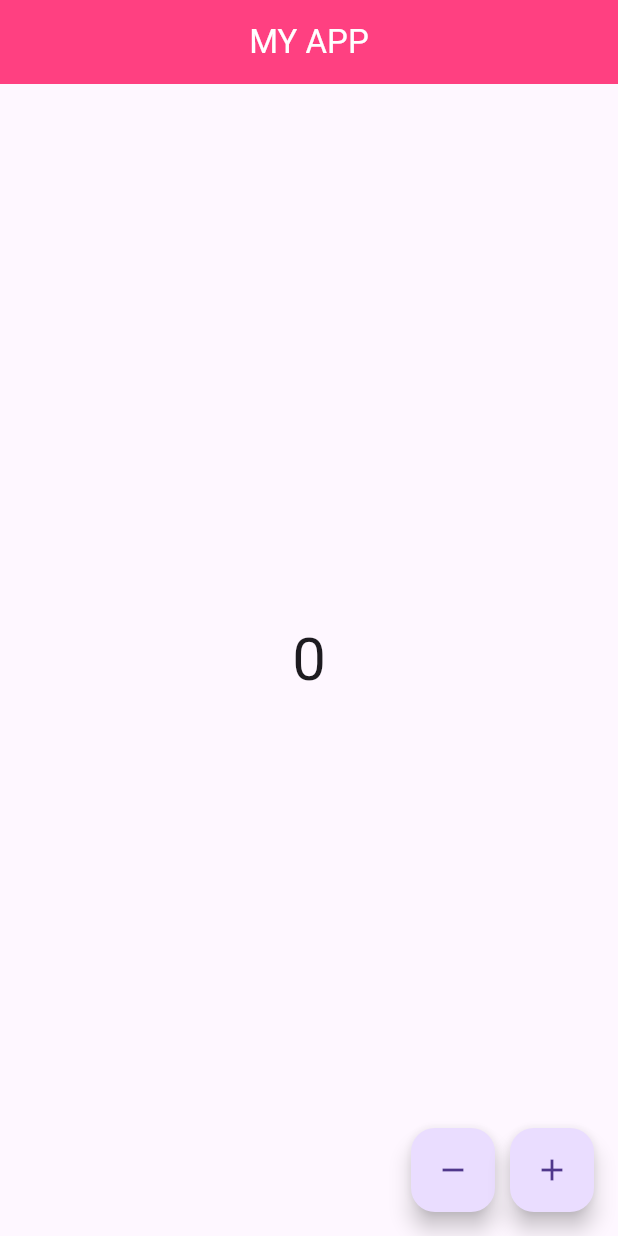
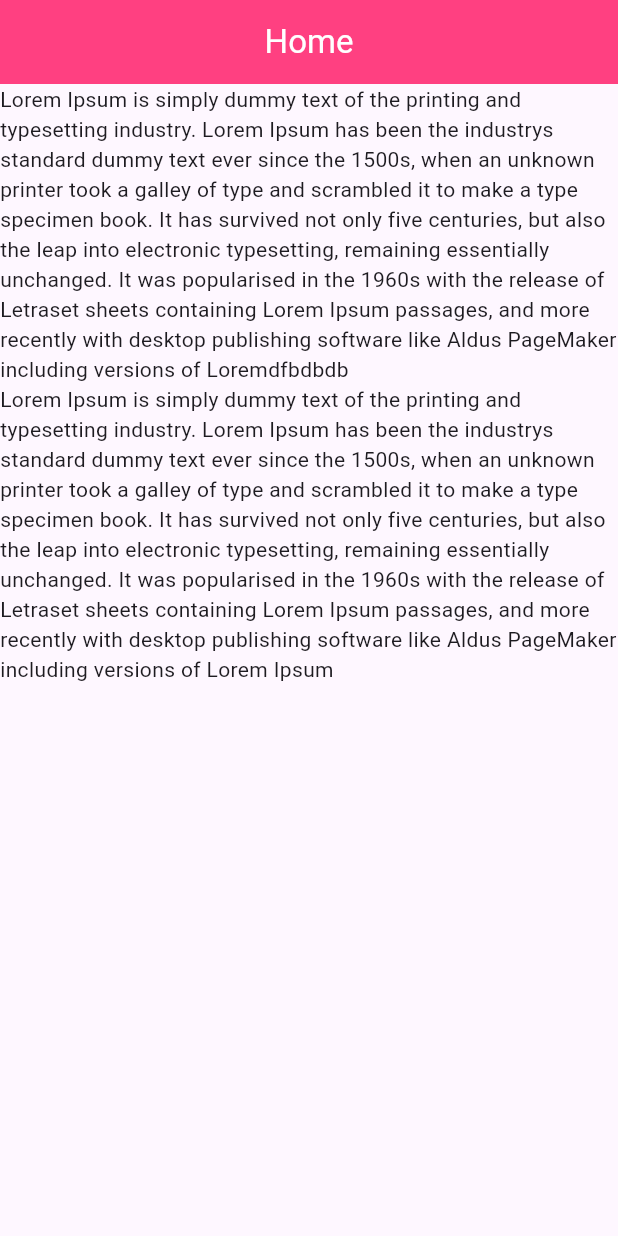
Before and after one commit to BappyGuria/myapps, a Flutter app: the screen it shows after launch, on a phone screen of 412 x 824 dp. Run offline on Flutter 3.47's test engine with Material 3 defaults, Android fonts, the phone set to English and light mode, and no system bars.

Commit message:
ThameData

```diff
--- a/lib/HomeScreen.dart
+++ /dev/null
@@ -1,58 +0,0 @@
-import 'package:flutter/material.dart';
-
-class HomeScreen extends StatefulWidget {
-  const HomeScreen({super.key});
-
-  @override
-  State<HomeScreen> createState() => _HomeScreenState();
-}
-
-class _HomeScreenState extends State<HomeScreen> {
-  int counter = 0;
-  @override
-  Widget build(BuildContext context) {
-    return SafeArea(
-      child: Scaffold(
-        appBar: AppBar(
-          title: Text('MY APP'),
-          centerTitle: true,
-          backgroundColor: Colors.pinkAccent,
-          foregroundColor: Colors.white,
-        ),
-        floatingActionButton: Row(
-          mainAxisAlignment: MainAxisAlignment.end,
-          children: [
-
-            FloatingActionButton(onPressed: () {
-              counter--;
-              setState(() {
-
-              });
-            },
-              child: Icon(Icons.remove),
-            ),
-            SizedBox(width: 10,),
-            FloatingActionButton(onPressed: () {
-              counter++;
-              setState(() {
-
-              });
-            },
-              child: Icon(Icons.add),
-            ),
-          ],
-        ),
-        body: Center(
-          child: Column(
-            mainAxisAlignment: MainAxisAlignment.center,
-            children: [
-              Text(counter.toString(),style: TextStyle(
-                  fontSize: 40
-              ),)
-            ],
-          ),
-        ),
-      ),
-    );
-  }
-}
--- a/lib/main.dart
+++ b/lib/main.dart
@@ -1,8 +1,4 @@
-import 'dart:math';
-
 import 'package:flutter/material.dart';
-
-import 'HomeScreen.dart';
 
 void main() {
   runApp(const MyApp());
@@ -13,19 +9,44 @@ class MyApp extends StatelessWidget {
   @override
   Widget build(BuildContext context) {
     return MaterialApp(
+      debugShowCheckedModeBanner: false,
       title: 'Image App',
-      home:HomeScreen(),
+      home: const HomeScreen(),
+      theme: ThemeData(),
     );
   }
 }
 
+class HomeScreen extends StatelessWidget {
+  const HomeScreen({super.key});
 
+  @override
+  Widget build(BuildContext context) {
+    print(MediaQuery.of(context).size);
+    print(MediaQuery.of(context).size.width);
+    print(MediaQuery.of(context).orientation);
+    return SafeArea(
+      child: Scaffold(
+        appBar: AppBar(
+          title: const Text('Home'),
+          backgroundColor: Colors.pinkAccent,
+          foregroundColor: Colors.white,
+          centerTitle: true,
+        ),
+        body: const Column(
+          children: [
+            Wrap(
 
-
-// /// All Style Apply
-// class ButtonStyles{
-//   static ButtonStyle elevatStyle = ElevatedButton.styleFrom(
-// backgroundColor:  Colors.blue,
-//     foregroundColor: Colors.white
-//   );
-// }
+              children: [
+                Text(
+                    'Lorem Ipsum is simply dummy text of the printing and typesetting industry. Lorem Ipsum has been the industrys standard dummy text ever since the 1500s, when an unknown printer took a galley of type and scrambled it to make a type specimen book. It has survived not only five centuries, but also the leap into electronic typesetting, remaining essentially unchanged. It was popularised in the 1960s with the release of Letraset sheets containing Lorem Ipsum passages, and more recently with desktop publishing software like Aldus PageMaker including versions of Loremdfbdbdb'),
+                Text(
+                    'Lorem Ipsum is simply dummy text of the printing and typesetting industry. Lorem Ipsum has been the industrys standard dummy text ever since the 1500s, when an unknown printer took a galley of type and scrambled it to make a type specimen book. It has survived not only five centuries, but also the leap into electronic typesetting, remaining essentially unchanged. It was popularised in the 1960s with the release of Letraset sheets containing Lorem Ipsum passages, and more recently with desktop publishing software like Aldus PageMaker including versions of Lorem Ipsum')
+              ],
+            )
+          ],
+        ),
+      ),
+    );
+  }
+}
```
